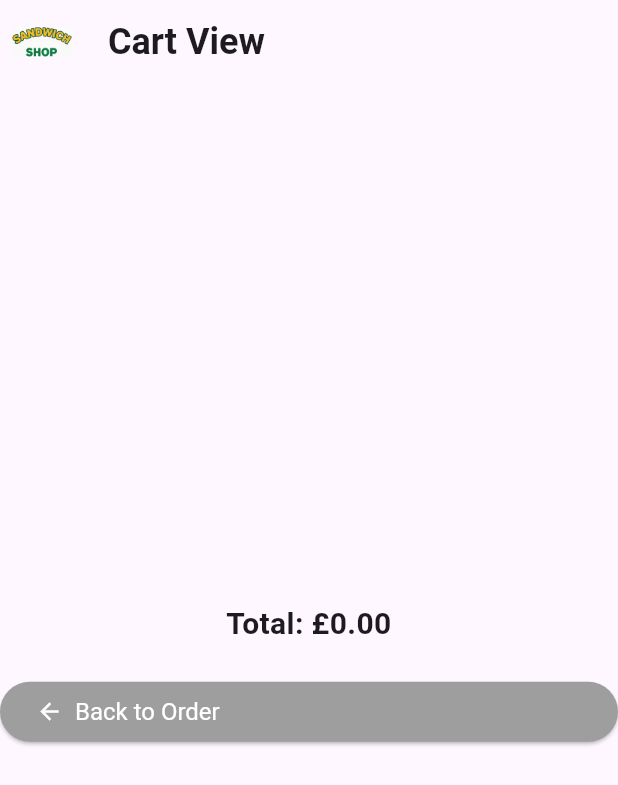
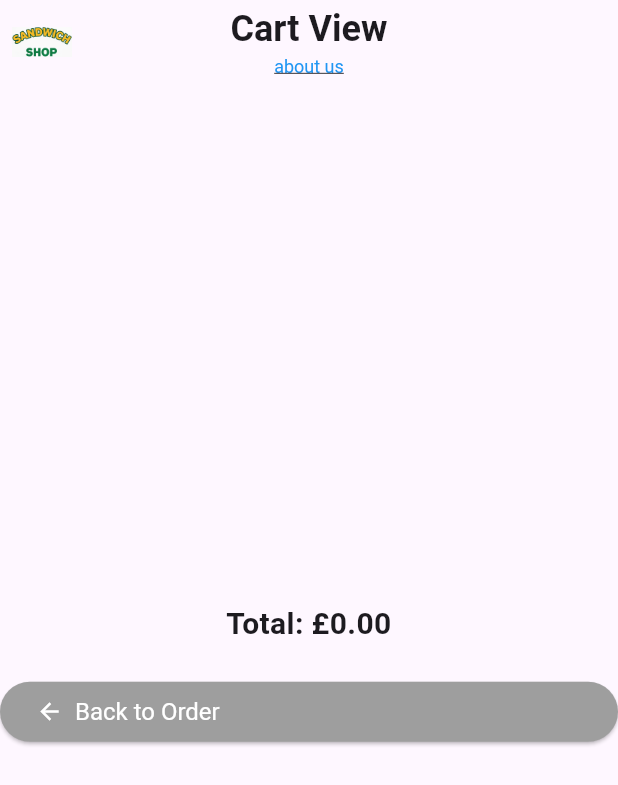
Before and after one commit to alcajuice/sandwich_shop-6, a Flutter app: the CartScreen screen opened directly with empty values, on a phone screen of 412 x 824 dp. Shown: the top 785 px of the screen. Run offline on Flutter 3.47's test engine with Material 3 defaults, Android fonts, the phone set to English and light mode, and no system bars.

Commit message:
add way to view about us screen

```diff
--- a/lib/views/cart_screen.dart
+++ b/lib/views/cart_screen.dart
@@ -202,13 +202,31 @@ class _CartScreenState extends State<CartScreen> {
         leading: Padding(
           padding: const EdgeInsets.all(8.0),
           child: SizedBox(
-            height: 100,
+            height: 72,
             child: Image.asset('assets/images/logo.png'),
           ),
         ),
-        title: const Text(
-          'Cart View',
-          style: heading1,
+        centerTitle: true,
+        title: Column(
+          mainAxisSize: MainAxisSize.min,
+          children: [
+            const Text(
+              'Cart View',
+              style: heading1,
+            ),
+            const SizedBox(height: 2),
+            GestureDetector(
+              onTap: () => Navigator.pushNamed(context, '/about'),
+              child: const Text(
+                'about us',
+                style: TextStyle(
+                  color: Colors.blue,
+                  decoration: TextDecoration.underline,
+                  fontSize: 12,
+                ),
+              ),
+            ),
+          ],
         ),
       ),
       body: Center(
```
Also changed, not shown: lib/views/order_screen.dart (+22 -4 lines).
